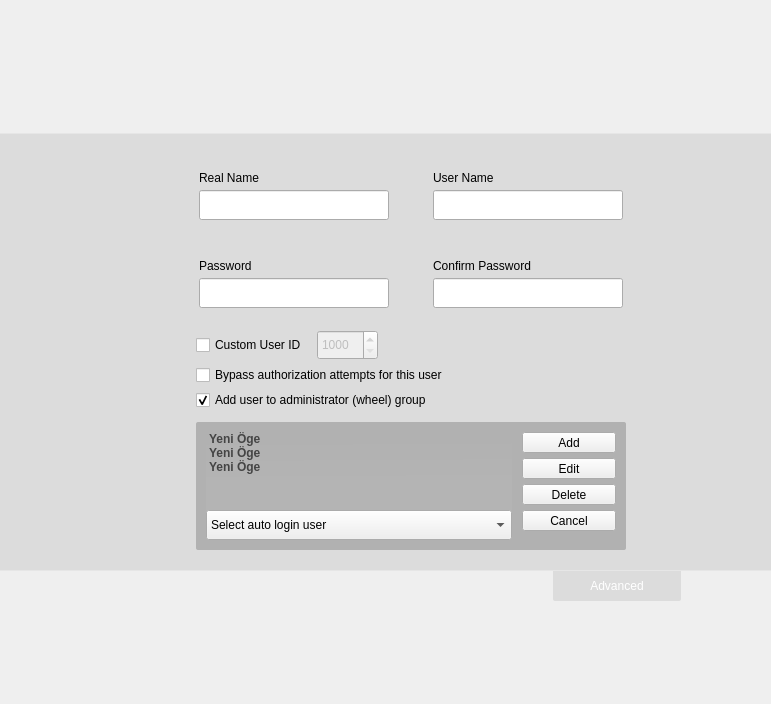
aslanon/pisilinux, file yali-pisi-1.0/yali/gui/Ui/setupuserswidget.ui: the form before one commit.
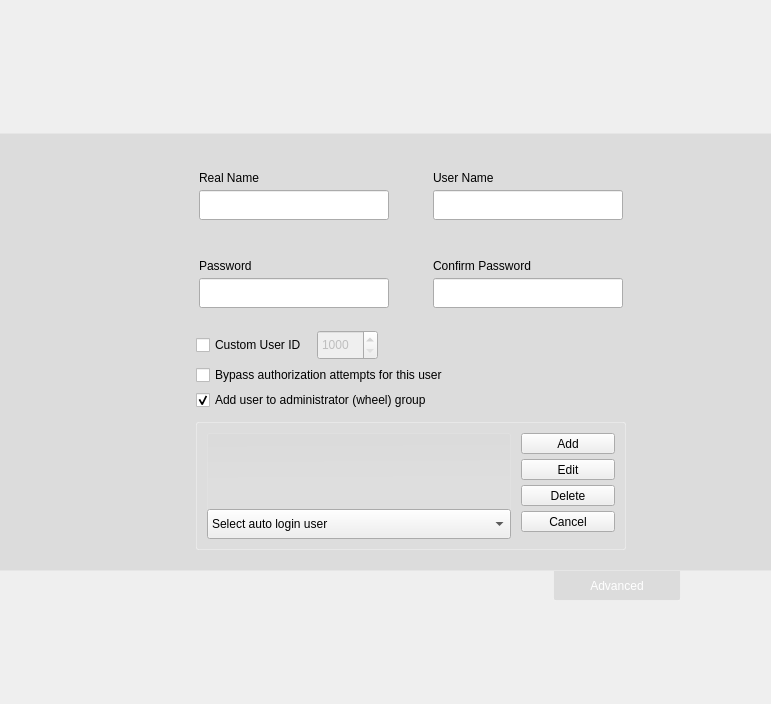
The form after the commit. Icons and pictures are not drawn.

Diff of the .ui file:
```diff
--- a/yali-pisi-1.0/yali/gui/Ui/setupuserswidget.ui
+++ b/yali-pisi-1.0/yali/gui/Ui/setupuserswidget.ui
@@ -28,10 +28,11 @@
 
 QListView {
        show-decoration-selected: 1; /* make the selection span the entire width of the view */
-       color: #444444;
        background-color: qlineargradient(spread:pad, x1:0.5, y1:0, x2:0.516304, y2:0.653, stop:0 rgba(171, 171, 171, 10), stop:1 rgba(255, 255, 255, 10));
        border-radius: 2px;
 	   font-weight: bold;
+      color: rgba(255, 255, 255, 150);
+      border:1px solid rgba(255, 255, 255, 20)
  }
 
 
@@ -717,8 +718,8 @@
                  <widget class="QFrame" name="frame_5">
                   <property name="styleSheet">
                    <string notr="true">#frame_5{ 
-	border:0px;
-	background-color: rgba(0, 0, 0, 50);
+    border: 1px solid rgba(255,255,255,80);
+    background-color:rgba(255, 255, 255, 10);
 	border-radius: 2px;
 }</string>
                   </property>
@@ -754,6 +755,19 @@
                        <property name="rightMargin">
                         <number>0</number>
                        </property>
+                       <item>
+                        <spacer name="verticalSpacer_20">
+                         <property name="orientation">
+                          <enum>Qt::Vertical</enum>
+                         </property>
+                         <property name="sizeHint" stdset="0">
+                          <size>
+                           <width>20</width>
+                           <height>10</height>
+                          </size>
+                         </property>
+                        </spacer>
+                       </item>
                        <item>
                         <widget class="QListWidget" name="userList">
                          <property name="sizePolicy">
@@ -774,6 +788,16 @@
                            <height>79</height>
                           </size>
                          </property>
+                         <property name="font">
+                          <font>
+                           <weight>75</weight>
+                           <bold>true</bold>
+                          </font>
+                         </property>
+                         <property name="styleSheet">
+                          <string notr="true">
+</string>
+                         </property>
                          <property name="frameShape">
                           <enum>QFrame::StyledPanel</enum>
                          </property>
@@ -789,39 +813,14 @@
                            <height>32</height>
                           </size>
                          </property>
+                         <property name="spacing">
+                          <number>2</number>
+                         </property>
                          <property name="currentRow">
                           <number>-1</number>
                          </property>
-                         <item>
-                          <property name="text">
-                           <string>Yeni Öge</string>
-                          </property>
-                         </item>
-                         <item>
-                          <property name="text">
-                           <string>Yeni Öge</string>
-                          </property>
-                         </item>
-                         <item>
-                          <property name="text">
-                           <string>Yeni Öge</string>
-                          </property>
-                         </item>
                         </widget>
                        </item>
-                       <item>
-                        <spacer name="verticalSpacer_20">
-                         <property name="orientation">
-                          <enum>Qt::Vertical</enum>
-                         </property>
-                         <property name="sizeHint" stdset="0">
-                          <size>
-                           <width>20</width>
-                           <height>10</height>
-                          </size>
-                         </property>
-                        </spacer>
-                       </item>
                        <item>
                         <widget class="QComboBox" name="autoLogin">
                          <property name="sizePolicy">
@@ -1165,7 +1164,8 @@
          <string notr="true">QPushButton{
 	padding: 3px 10px 3px 10px;
 	color: white;
-	border:0px;
+	border:1px solid rgba(255, 255, 255, 80);
+    border-top:0px;
 	background-color: rgba(0, 0, 0, 20);
 	border-radius: 0px;
 	border-bottom-left-radius: 2px;
```
